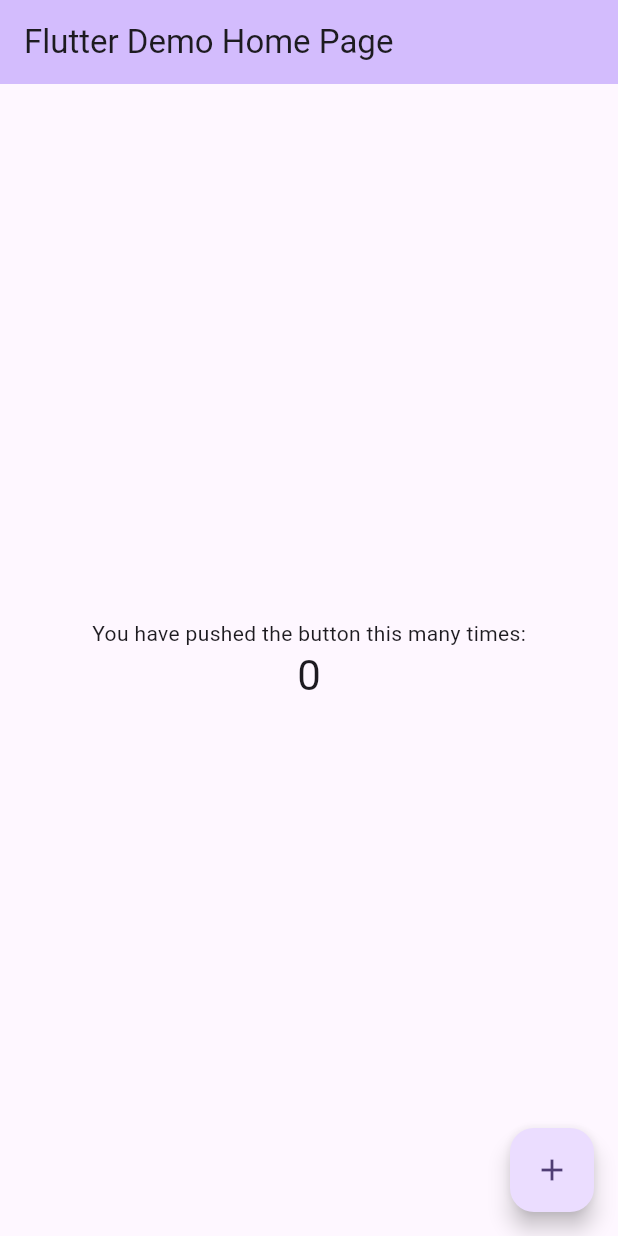
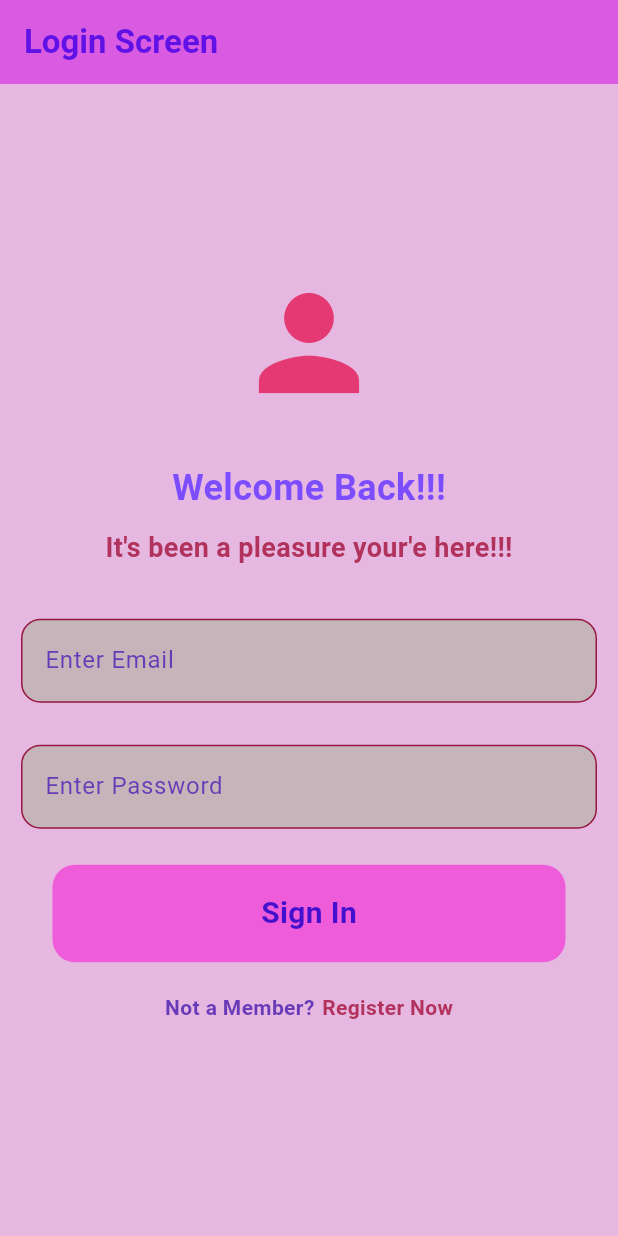
Before and after one commit to mohsinbehzad/Flutter-Firebase-Projects, a Flutter app: the screen it shows after launch, on a phone screen of 412 x 824 dp. Run offline on Flutter 3.47's test engine with Material 3 defaults, Android fonts, the phone set to English and light mode, and no system bars.

Commit message:
Login Screen added

```diff
--- /dev/null
+++ b/auth/lib/Screens/login.dart
@@ -0,0 +1,159 @@
+import 'package:flutter/material.dart';
+
+class LoginScreen extends StatefulWidget {
+  const LoginScreen({super.key});
+
+  @override
+  State<LoginScreen> createState() => _LoginScreenState();
+}
+
+class _LoginScreenState extends State<LoginScreen> {
+  TextEditingController emailController = TextEditingController();
+  TextEditingController passwordController = TextEditingController();
+
+  @override
+  Widget build(BuildContext context) {
+    return Scaffold(
+      backgroundColor: const Color.fromARGB(255, 230, 183, 225),
+      appBar: AppBar(
+        title: Text(
+          "Login Screen",
+          style: TextStyle(
+            color: const Color.fromARGB(255, 96, 18, 230),
+            fontWeight: FontWeight.bold,
+          ),
+        ),
+        backgroundColor: const Color.fromARGB(171, 209, 46, 227),
+      ),
+      body: SafeArea(
+        child: Center(
+          child: Column(
+            mainAxisAlignment: MainAxisAlignment.center,
+            children: [
+              Icon(
+                Icons.person,
+                size: 100,
+                color: const Color.fromARGB(255, 228, 57, 114),
+              ),
+              SizedBox(height: 30),
+              Text(
+                "Welcome Back!!!",
+                style: TextStyle(
+                  fontWeight: FontWeight.bold,
+                  fontSize: 24,
+                  color: Colors.deepPurpleAccent,
+                ),
+              ),
+              SizedBox(height: 10),
+              Text(
+                "It's been a pleasure your'e here!!!",
+                style: TextStyle(
+                  fontWeight: FontWeight.bold,
+                  fontSize: 18,
+                  color: Color.fromARGB(255, 177, 51, 93),
+                ),
+              ),
+              SizedBox(height: 20),
+
+              // Email Text Field
+              Padding(
+                padding: EdgeInsets.all(14),
+                child: TextField(
+                  controller: emailController,
+                  decoration: InputDecoration(
+                    labelText: 'Enter Email',
+                    labelStyle: TextStyle(color: Colors.deepPurple),
+                    enabledBorder: OutlineInputBorder(
+                      borderRadius: BorderRadius.all(Radius.circular(13)),
+                      borderSide: BorderSide(
+                        color: const Color.fromARGB(255, 152, 23, 66),
+                      ),
+                    ),
+                    focusedBorder: OutlineInputBorder(
+                      borderRadius: BorderRadius.all(Radius.circular(13)),
+                      borderSide: BorderSide(color: Colors.pinkAccent),
+                    ),
+                    fillColor: const Color.fromARGB(255, 197, 181, 186),
+                    filled: true,
+                  ),
+                ),
+              ),
+
+              // Password TextField
+              Padding(
+                padding: EdgeInsets.all(14),
+                child: TextField(
+                  obscureText: true,
+                  controller: passwordController,
+                  decoration: InputDecoration(
+                    labelText: 'Enter Password',
+                    labelStyle: TextStyle(color: Colors.deepPurple),
+                    enabledBorder: OutlineInputBorder(
+                      borderRadius: BorderRadius.all(Radius.circular(13)),
+                      borderSide: BorderSide(
+                        color: const Color.fromARGB(255, 152, 23, 66),
+                      ),
+                    ),
+                    focusedBorder: OutlineInputBorder(
+                      borderRadius: BorderRadius.all(Radius.circular(13)),
+                      borderSide: BorderSide(color: Colors.pinkAccent),
+                    ),
+                    fillColor: const Color.fromARGB(255, 197, 181, 186),
+                    filled: true,
+                  ),
+                ),
+              ),
+              SizedBox(height: 10),
+
+              // button
+              Padding(
+                padding: EdgeInsets.symmetric(horizontal: 35.0),
+                child: Container(
+                  padding: EdgeInsets.all(18),
+                  decoration: BoxDecoration(
+                    color: const Color.fromARGB(255, 239, 92, 217),
+                    borderRadius: BorderRadius.circular(15),
+                  ),
+                  child: Center(
+                    child: Text(
+                      'Sign In',
+                      style: TextStyle(
+                        color: const Color.fromARGB(255, 67, 17, 205),
+                        fontSize: 20,
+                        fontWeight: FontWeight.bold,
+                      ),
+                    ),
+                  ),
+                ),
+              ),
+
+              Padding(
+                padding: const EdgeInsets.all(20.0),
+                child: Row(
+                  mainAxisAlignment: MainAxisAlignment.center,
+                  children: [
+                    Text(
+                      'Not a Member?',
+                      style: TextStyle(
+                        fontWeight: FontWeight.bold,
+                        color: Colors.deepPurple,
+                      ),
+                    ),
+                    SizedBox(width: 5),
+                    Text(
+                      'Register Now',
+                      style: TextStyle(
+                        fontWeight: FontWeight.bold,
+                        color: const Color.fromARGB(255, 177, 51, 93),
+                      ),
+                    ),
+                  ],
+                ),
+              ),
+            ],
+          ),
+        ),
+      ),
+    );
+  }
+}
--- a/auth/lib/main.dart
+++ b/auth/lib/main.dart
@@ -1,3 +1,4 @@
+import 'package:auth/Screens/login.dart';
 import 'package:flutter/material.dart';
 
 void main() {
@@ -7,116 +8,11 @@ void main() {
 class MyApp extends StatelessWidget {
   const MyApp({super.key});
 
-  // This widget is the root of your application.
   @override
   Widget build(BuildContext context) {
-    return MaterialApp(
-      title: 'Flutter Demo',
-      theme: ThemeData(
-        // This is the theme of your application.
-        //
-        // TRY THIS: Try running your application with "flutter run". You'll see
-        // the application has a purple toolbar. Then, without quitting the app,
-        // try changing the seedColor in the colorScheme below to Colors.green
-        // and then invoke "hot reload" (save your changes or press the "hot
-        // reload" button in a Flutter-supported IDE, or press "r" if you used
-        // the command line to start the app).
-        //
-        // Notice that the counter didn't reset back to zero; the application
-        // state is not lost during the reload. To reset the state, use hot
-        // restart instead.
-        //
-        // This works for code too, not just values: Most code changes can be
-        // tested with just a hot reload.
-        colorScheme: ColorScheme.fromSeed(seedColor: Colors.deepPurple),
-      ),
-      home: const MyHomePage(title: 'Flutter Demo Home Page'),
+    return const MaterialApp(
+      debugShowCheckedModeBanner: false,
+      home: LoginScreen(),
     );
   }
 }
-
-class MyHomePage extends StatefulWidget {
-  const MyHomePage({super.key, required this.title});
-
-  // This widget is the home page of your application. It is stateful, meaning
-  // that it has a State object (defined below) that contains fields that affect
-  // how it looks.
-
-  // This class is the configuration for the state. It holds the values (in this
-  // case the title) provided by the parent (in this case the App widget) and
-  // used by the build method of the State. Fields in a Widget subclass are
-  // always marked "final".
-
-  final String title;
-
-  @override
-  State<MyHomePage> createState() => _MyHomePageState();
-}
-
-class _MyHomePageState extends State<MyHomePage> {
-  int _counter = 0;
-
-  void _incrementCounter() {
-    setState(() {
-      // This call to setState tells the Flutter framework that something has
-      // changed in this State, which causes it to rerun the build method below
-      // so that the display can reflect the updated values. If we changed
-      // _counter without calling setState(), then the build method would not be
-      // called again, and so nothing would appear to happen.
-      _counter++;
-    });
-  }
-
-  @override
-  Widget build(BuildContext context) {
-    // This method is rerun every time setState is called, for instance as done
-    // by the _incrementCounter method above.
-    //
-    // The Flutter framework has been optimized to make rerunning build methods
-    // fast, so that you can just rebuild anything that needs updating rather
-    // than having to individually change instances of widgets.
-    return Scaffold(
-      appBar: AppBar(
-        // TRY THIS: Try changing the color here to a specific color (to
-        // Colors.amber, perhaps?) and trigger a hot reload to see the AppBar
-        // change color while the other colors stay the same.
-        backgroundColor: Theme.of(context).colorScheme.inversePrimary,
-        // Here we take the value from the MyHomePage object that was created by
-        // the App.build method, and use it to set our appbar title.
-        title: Text(widget.title),
-      ),
-      body: Center(
-        // Center is a layout widget. It takes a single child and positions it
-        // in the middle of the parent.
-        child: Column(
-          // Column is also a layout widget. It takes a list of children and
-          // arranges them vertically. By default, it sizes itself to fit its
-          // children horizontally, and tries to be as tall as its parent.
-          //
-          // Column has various properties to control how it sizes itself and
-          // how it positions its children. Here we use mainAxisAlignment to
-          // center the children vertically; the main axis here is the vertical
-          // axis because Columns are vertical (the cross axis would be
-          // horizontal).
-          //
-          // TRY THIS: Invoke "debug painting" (choose the "Toggle Debug Paint"
-          // action in the IDE, or press "p" in the console), to see the
-          // wireframe for each widget.
-          mainAxisAlignment: MainAxisAlignment.center,
-          children: <Widget>[
-            const Text('You have pushed the button this many times:'),
-            Text(
-              '$_counter',
-              style: Theme.of(context).textTheme.headlineMedium,
-            ),
-          ],
-        ),
-      ),
-      floatingActionButton: FloatingActionButton(
-        onPressed: _incrementCounter,
-        tooltip: 'Increment',
-        child: const Icon(Icons.add),
-      ), // This trailing comma makes auto-formatting nicer for build methods.
-    );
-  }
-}
```
